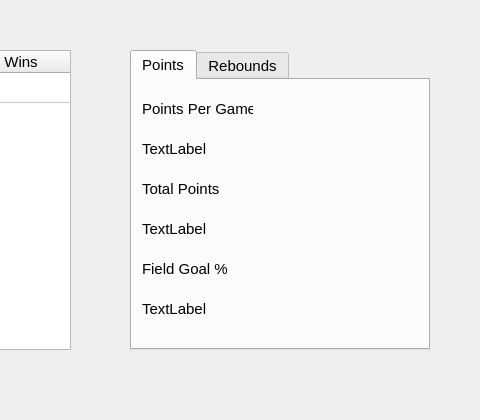
The window that LeagueScreen.ui (walsh06/BasketballManager) describes before a commit, drawn with Qt 5; both pictures show x 620 to 1100 and y 0 to 420 of the 1100 by 700 pixel window.
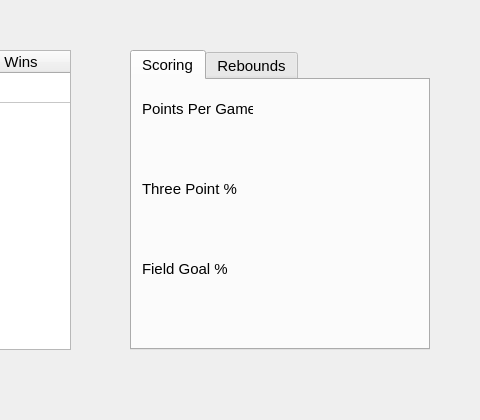
The same window after the commit. Custom widgets are drawn as their Qt base class.

Diff of the .ui file:
```diff
--- a/LeagueScreen.ui
+++ b/LeagueScreen.ui
@@ -205,7 +205,7 @@
      </property>
      <widget class="QWidget" name="tab">
       <attribute name="title">
-       <string>Points</string>
+       <string>Scoring</string>
       </attribute>
       <widget class="QLabel" name="label_3">
        <property name="geometry">
@@ -230,7 +230,7 @@
         </rect>
        </property>
        <property name="text">
-        <string>TextLabel</string>
+        <string/>
        </property>
       </widget>
       <widget class="QLabel" name="label_5">
@@ -243,7 +243,7 @@
         </rect>
        </property>
        <property name="text">
-        <string>Total Points</string>
+        <string>Three Point %</string>
        </property>
       </widget>
       <widget class="QLabel" name="label_6">
@@ -269,7 +269,7 @@
         </rect>
        </property>
        <property name="text">
-        <string>TextLabel</string>
+        <string/>
        </property>
       </widget>
       <widget class="QLabel" name="fgpcLeader">
@@ -282,7 +282,7 @@
         </rect>
        </property>
        <property name="text">
-        <string>TextLabel</string>
+        <string/>
        </property>
       </widget>
      </widget>
```
Left out of the diff: 2 changed lines with no effect on the pictures.
